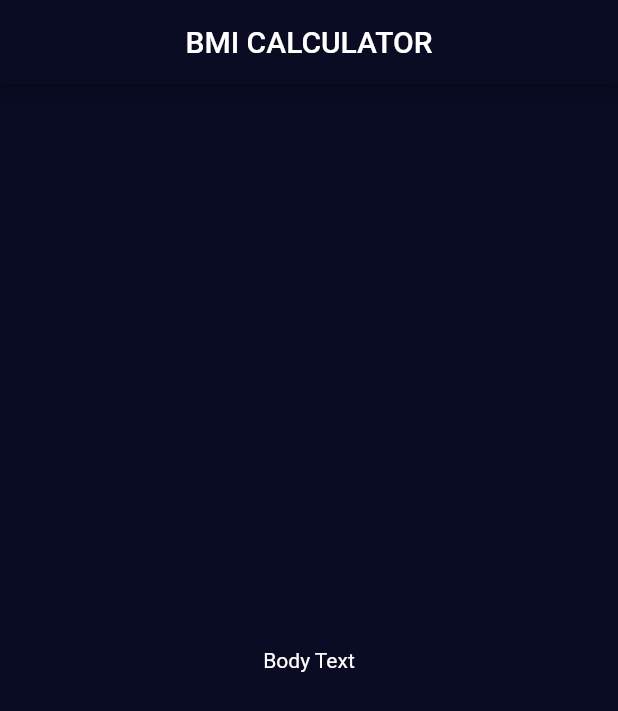
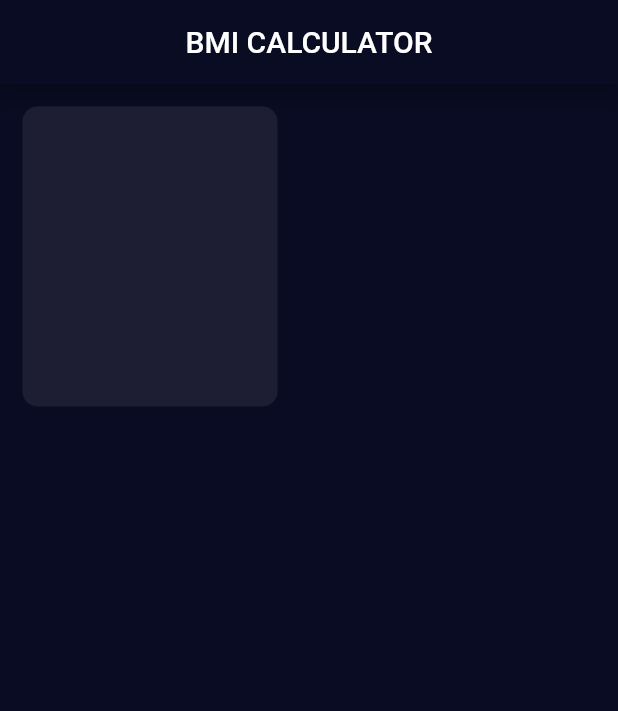
Before and after one commit to bhavikvashi1804/bmi-calculator-flutter, a Flutter app: the screen it shows after launch, on a phone screen of 412 x 824 dp. Shown: the top 711 px of the screen. Run offline on Flutter 3.47's test engine with Material 2 defaults, Android fonts, the phone set to English and light mode, and no system bars.

Commit message:
Simple one Box created using Container

```diff
--- a/lib/input_page.dart
+++ b/lib/input_page.dart
@@ -13,8 +13,14 @@ class _InputPageState extends State<InputPage> {
         title: Text('BMI CALCULATOR'),
         centerTitle: true,
       ),
-      body: Center(
-        child: Text('Body Text'),
+      body: Container(
+        margin: EdgeInsets.all(15.0),
+        decoration: BoxDecoration(
+          color: Color(0xFF1D1E33),
+          borderRadius: BorderRadius.circular(10.0),
+        ),
+        height: 200.0,
+        width: 170.0,
       ),
     );
   }
```
